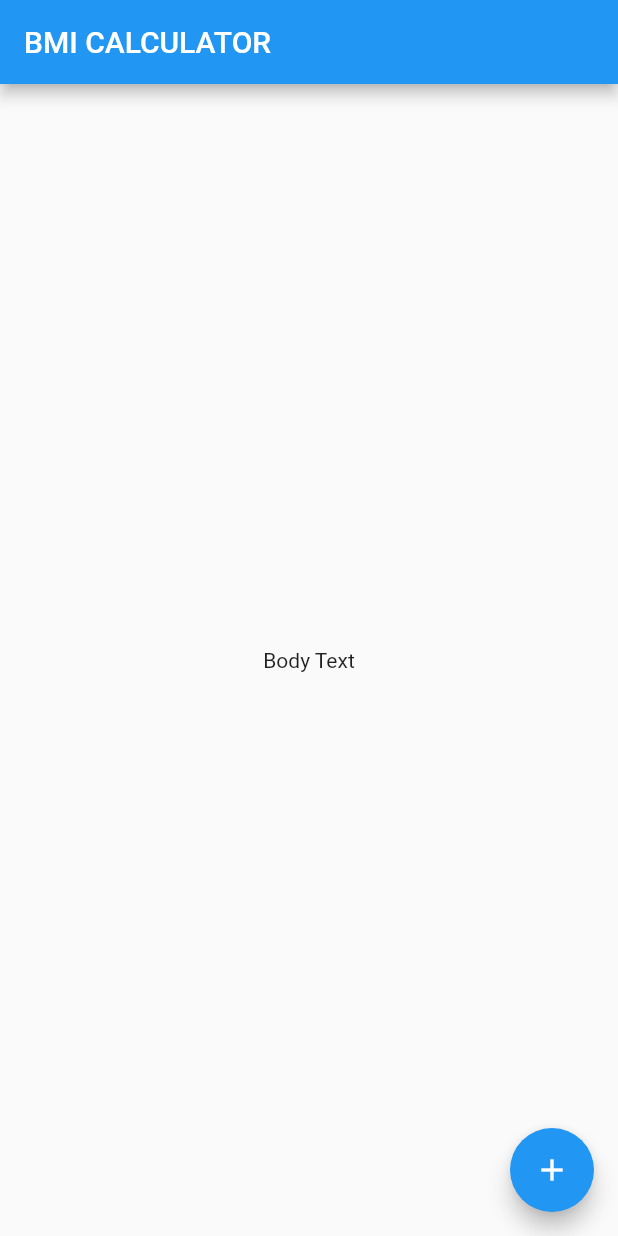
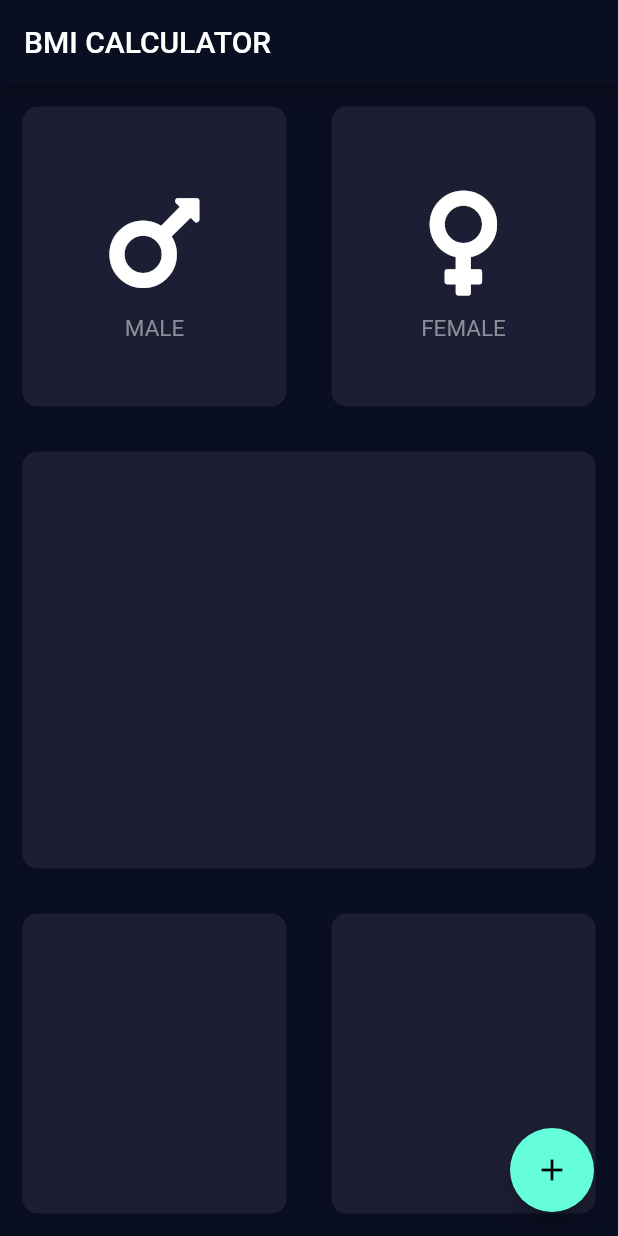
Before and after one commit to ittahad/flutter_course_udemy, a Flutter app: the screen it shows after launch, on a phone screen of 412 x 824 dp. Run offline on Flutter 3.47's test engine with Material 2 defaults, Android fonts, the phone set to English and light mode, and no system bars; our stand-ins replace font_awesome_flutter.

Commit message:
bli calc

```diff
--- /dev/null
+++ b/lib/icon_content.dart
@@ -0,0 +1,45 @@
+import 'package:bmi_calculator/reusable_card.dart';
+import 'package:flutter/material.dart';
+import 'package:font_awesome_flutter/font_awesome_flutter.dart';
+
+class IconContent extends StatelessWidget {
+  static const iconSize = 80.0;
+  static const fontSize = 15.0;
+
+  final IconData iconData;
+  final Color iconColor;
+  final Color textColor;
+  final String text;
+
+  IconContent({
+    @required this.iconData,
+    @required this.iconColor,
+    @required this.textColor,
+    @required this.text,
+  });
+
+  @override
+  Widget build(BuildContext context) {
+    return ReusableCard(
+      child: Column(
+        children: <Widget>[
+          IconButton(
+            iconSize: iconSize,
+            icon: Icon(
+              iconData,
+              color: iconColor,
+            ),
+          ),
+          Text(
+            text,
+            style: TextStyle(
+              color: textColor,
+              fontSize: fontSize,
+            ),
+          ),
+        ],
+        mainAxisAlignment: MainAxisAlignment.center,
+      ),
+    );
+  }
+}
--- /dev/null
+++ b/lib/input_page.dart
@@ -0,0 +1,51 @@
+import 'package:bmi_calculator/reusable_card.dart';
+import 'package:bmi_calculator/icon_content.dart';
+import 'package:flutter/material.dart';
+import 'package:font_awesome_flutter/font_awesome_flutter.dart';
+
+class InputPage extends StatefulWidget {
+  @override
+  _InputPageState createState() => _InputPageState();
+}
+
+class _InputPageState extends State<InputPage> {
+  @override
+  Widget build(BuildContext context) {
+    return Scaffold(
+      appBar: AppBar(
+        title: Text('BMI CALCULATOR'),
+      ),
+      body: Column(
+        crossAxisAlignment: CrossAxisAlignment.stretch,
+        children: <Widget>[
+          Row(
+            children: <Widget>[
+              IconContent(
+                iconData: FontAwesomeIcons.mars,
+                iconColor: Colors.white,
+                textColor: Color(0xFF8D8E98),
+                text: 'MALE',
+              ),
+              IconContent(
+                iconData: FontAwesomeIcons.venus,
+                iconColor: Colors.white,
+                textColor: Color(0xFF8D8E98),
+                text: 'FEMALE',
+              ),
+            ],
+          ),
+          ReusableCard(),
+          Row(
+            children: <Widget>[
+              ReusableCard(),
+              ReusableCard(),
+            ],
+          ),
+        ],
+      ),
+      floatingActionButton: FloatingActionButton(
+        child: Icon(Icons.add),
+      ),
+    );
+  }
+}
--- a/lib/main.dart
+++ b/lib/main.dart
@@ -1,4 +1,7 @@
+import 'package:flutter/cupertino.dart';
 import 'package:flutter/material.dart';
+
+import 'input_page.dart';
 
 void main() => runApp(BMICalculator());
 
@@ -6,29 +9,11 @@ class BMICalculator extends StatelessWidget {
   @override
   Widget build(BuildContext context) {
     return MaterialApp(
+      theme: ThemeData.dark().copyWith(
+        primaryColor: Color(0xFF0A0E21),
+        scaffoldBackgroundColor: Color(0xFF0A0E21),
+      ),
       home: InputPage(),
     );
   }
 }
-
-class InputPage extends StatefulWidget {
-  @override
-  _InputPageState createState() => _InputPageState();
-}
-
-class _InputPageState extends State<InputPage> {
-  @override
-  Widget build(BuildContext context) {
-    return Scaffold(
-      appBar: AppBar(
-        title: Text('BMI CALCULATOR'),
-      ),
-      body: Center(
-        child: Text('Body Text'),
-      ),
-      floatingActionButton: FloatingActionButton(
-        child: Icon(Icons.add),
-      ),
-    );
-  }
-}
--- /dev/null
+++ b/lib/reusable_card.dart
@@ -0,0 +1,27 @@
+import 'package:flutter/material.dart';
+
+class ReusableCard extends StatelessWidget {
+  static const int activeCardColor = 0xFF1D1E33;
+  final Widget child;
+  Color _cardColor = Color(activeCardColor);
+
+  ReusableCard({this.child, Color color}) {
+    if (color != null) _cardColor = color;
+  }
+
+  @override
+  Widget build(BuildContext context) {
+    return Expanded(
+      child: Container(
+        height: 200.0,
+        width: 170.0,
+        margin: EdgeInsets.all(15.0),
+        decoration: BoxDecoration(
+          borderRadius: BorderRadius.circular(10.0),
+          color: _cardColor,
+        ),
+        child: child,
+      ),
+    );
+  }
+}
--- a/pubspec.yaml
+++ b/pubspec.yaml
@@ -11,6 +11,7 @@ dependencies:
     sdk: flutter
 
   cupertino_icons: ^0.1.2
+  font_awesome_flutter: 8.4.0
 
 dev_dependencies:
   flutter_test:
```
Also changed, not shown: 1 other file.
